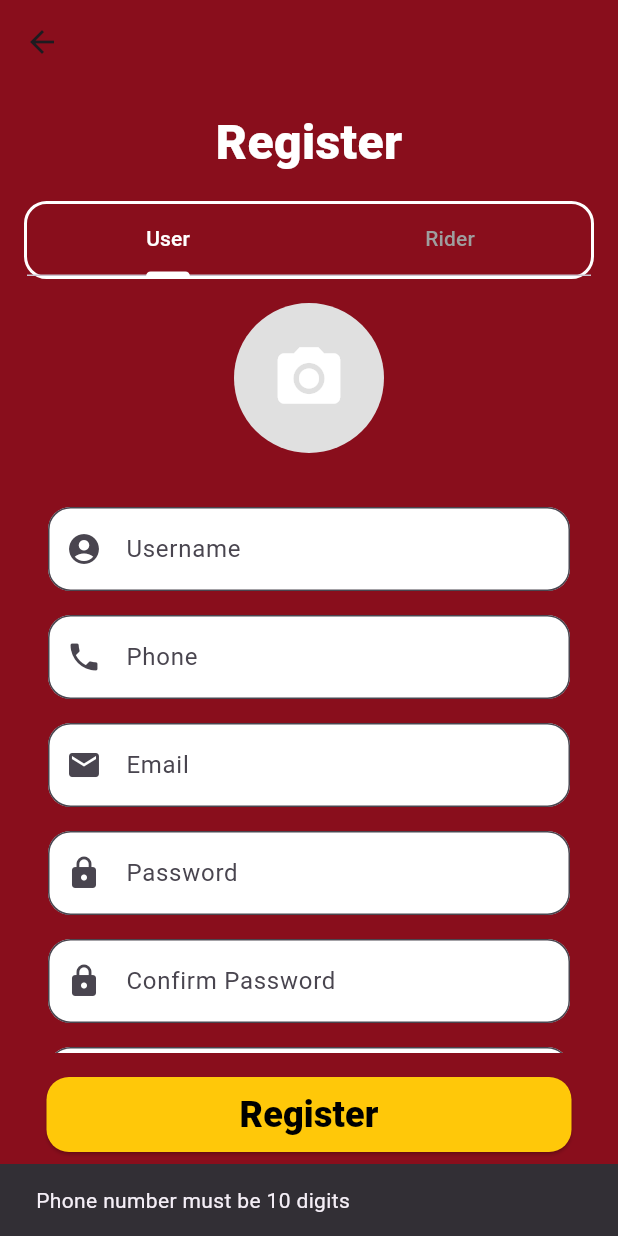
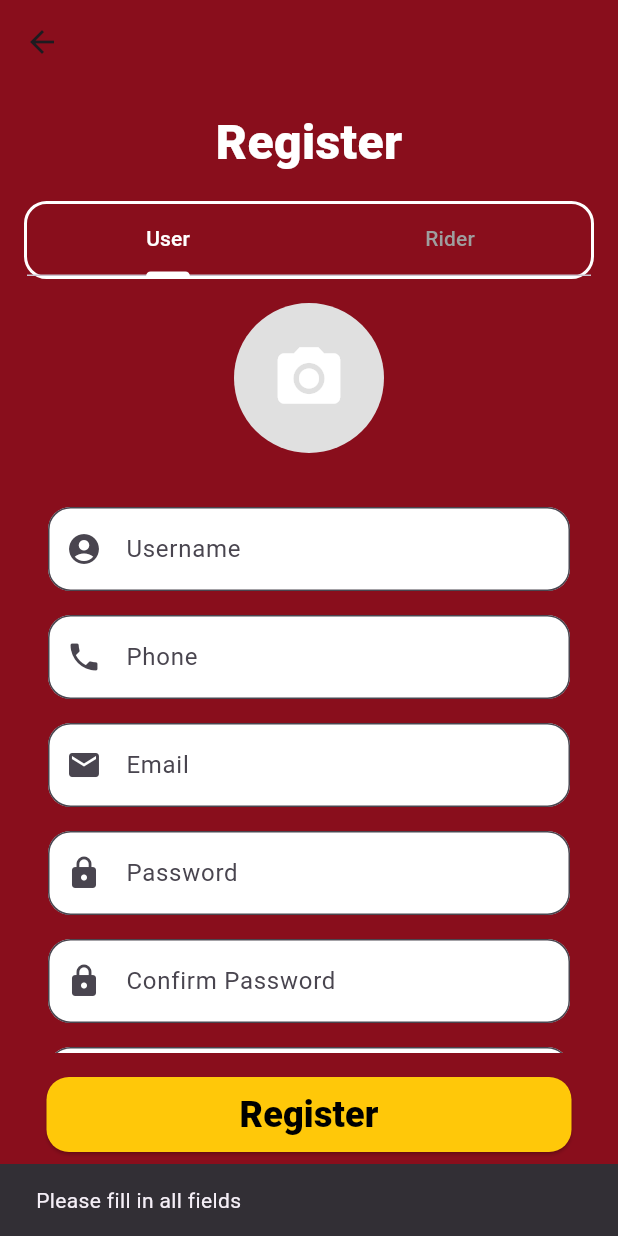
Before and after one commit to Pachara004/IshowSpeed, a Flutter app: the RegisterPage screen opened directly, after a tap on "Register", on a phone screen of 412 x 824 dp. Run offline on Flutter 3.47's test engine with Material 3 defaults, Android fonts, the phone set to English and light mode, and no system bars; our stand-ins replace cloud_firestore, firebase_auth, firebase_core, firebase_storage, flutter_map, image_cropper and 2 more; accounts and stored records are empty; network calls fail.

Commit message:
check เบอร์กับอีเมลไม่ซ้ำ

```diff
--- a/ishowspeed/lib/pages/register.dart
+++ b/ishowspeed/lib/pages/register.dart
@@ -76,20 +76,96 @@ Future<String?> _uploadProfileImage(String uid) async {
   }
 }
 
+Future<bool> _isPhoneNumberDuplicate(String phone) async {
+  try {
+    final querySnapshot = await _firestore
+        .collection('users')
+        .where('phone', isEqualTo: phone)
+        .get();
 
-  Future<void> _register() async {
-    // ตรวจสอบความยาวของเบอร์โทร
+    return querySnapshot.docs.isNotEmpty;
+  } catch (e) {
+    ScaffoldMessenger.of(context).showSnackBar(
+      SnackBar(content: Text('Error checking phone number: $e')),
+    );
+    return false;
+  }
+}
+// ฟังก์ชันเช็คอีเมลซ้ำ
+Future<bool> _isEmailDuplicate(String email) async {
+  final QuerySnapshot result = await FirebaseFirestore.instance
+      .collection('users')
+      .where('email', isEqualTo: email)
+      .get();
+  return result.docs.isNotEmpty;
+}
+
+Future<void> _register() async {
+
+  // ตรวจสอบว่ากรอกข้อมูลครบทุกช่อง
+  if (_usernameController.text.isEmpty ||
+      _phoneController.text.isEmpty ||
+      _emailController.text.isEmpty ||
+      _passwordController.text.isEmpty ||
+      _confirmPasswordController.text.isEmpty ||
+      (_userType == 'Rider' && _vehicleController.text.isEmpty)) {
+    ScaffoldMessenger.of(context).showSnackBar(
+      const SnackBar(content: Text('Please fill in all fields')),
+    );
+    return;
+  }
+   // ตรวจสอบว่าผู้ใช้ได้เลือกรูปภาพหรือยัง
+  if (_profileImage == null) {
+    ScaffoldMessenger.of(context).showSnackBar(
+      const SnackBar(content: Text('Please select a profile image')),
+    );
+    return;
+  }
+
+  // ตรวจสอบว่ากรอกที่อยู่หรือเลือกพิกัดแล้วหรือยัง
+  if (_addressController.text.isEmpty) {
+    ScaffoldMessenger.of(context).showSnackBar(
+      const SnackBar(content: Text('Please provide your address or select a location')),
+    );
+    return;
+  }
+// ตรวจสอบว่ากรอกทะเบียนรถเฉพาะเมื่อเป็น Rider
+if (_userType == 'Rider' && _vehicleController.text.isEmpty) {
+  ScaffoldMessenger.of(context).showSnackBar(
+    const SnackBar(content: Text('Please add your vehicle registration number')),
+  );
+  return;
+}
+
+// ตรวจสอบความยาวของเบอร์โทร
   if (_phoneController.text.length != 10) {
     ScaffoldMessenger.of(context).showSnackBar(
       const SnackBar(content: Text('Phone number must be 10 digits')),
     );
-    return; // ออกจากฟังก์ชันหากเบอร์โทรไม่ครบ 10 ตัว
+    return;
+  }
+  // ตรวจสอบว่าเบอร์โทรซ้ำหรือไม่
+  bool isDuplicate = await _isPhoneNumberDuplicate(_phoneController.text);
+  if (isDuplicate) {
+    ScaffoldMessenger.of(context).showSnackBar(
+      const SnackBar(content: Text('Phone number already registered')),
+    );
+    return;
+  }
+   // ตรวจสอบว่าอีเมลซ้ำหรือไม่
+  bool isDuplicateEmail = await _isEmailDuplicate(_emailController.text);
+  if (isDuplicateEmail) {
+    ScaffoldMessenger.of(context).showSnackBar(
+      const SnackBar(content: Text('Email already registered')),
+    );
+    return;
   }
 
   if (_passwordController.text == _confirmPasswordController.text) {
     try {
       // สร้างผู้ใช้ใหม่ด้วย Firebase Authentication
-      UserCredential userCredential = await FirebaseAuth.instance.createUserWithEmailAndPassword(
+      UserCredential userCredential = await FirebaseAuth.instance
+          .createUserWithEmailAndPassword(
         email: _emailController.text,
         password: _passwordController.text,
       );
@@ -133,7 +209,6 @@ Future<String?> _uploadProfileImage(String uid) async {
     );
   }
 }
-
 
   @override
   Widget build(BuildContext context) {
```
Also changed, not shown: ishowspeed/lib/pages/login.dart (+25 -11 lines).
